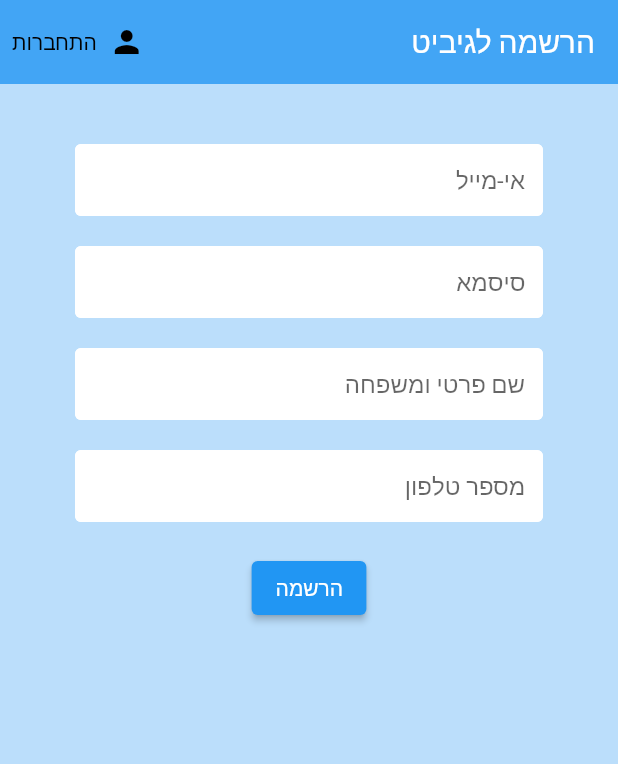
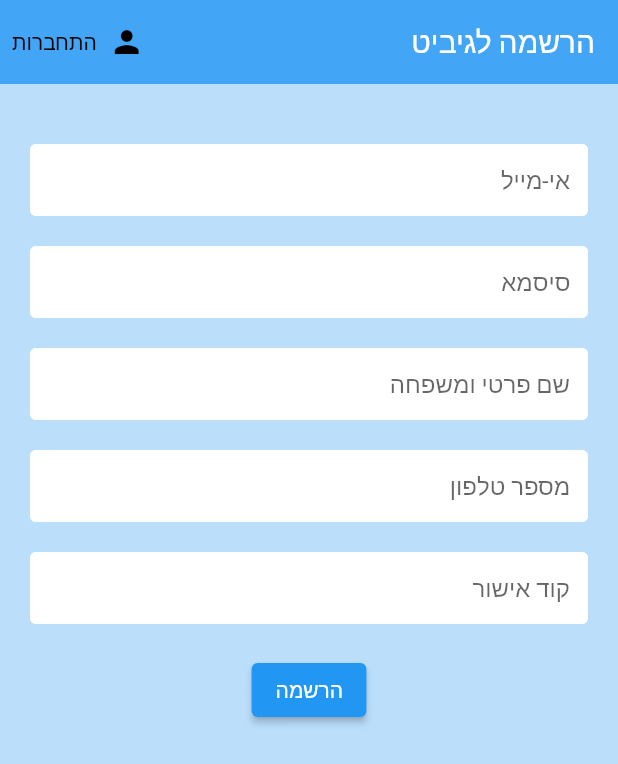
Before and after one commit to OmriColberg/GivitApp, a Flutter app: the screen it shows after launch, after a tap on "התחברות", after a tap on "הרשמה", on a phone screen of 412 x 824 dp. Shown: the top 764 px of the screen. Run offline on Flutter 3.47's test engine with Material 2 defaults, Android fonts, the light colour scheme and no system bars; our stand-ins replace cloud_firestore, firebase_auth, firebase_core, firebase_storage, flutter_datetime_picker, flutter_spinkit and 4 more; missing offline and left inert: flutter_sms; accounts and stored records are empty.

Commit message:
added a validation code for register

```diff
--- a/lib/core/shared/constant.dart
+++ b/lib/core/shared/constant.dart
@@ -5,6 +5,8 @@ const String defaultProfileUrl =
 
 const String defaultFurnitureUrl =
     'https://firebasestorage.googleapis.com/v0/b/givit-68003.appspot.com/o/default_furniture_pic.jpeg?alt=media&token=bc94060d-ab37-4582-afbd-c8aed8f92653';
+
+const String CONFIRMATION_CODE = 'givitrule';
 
 const textInputDecoration = InputDecoration(
   fillColor: Colors.white,
--- a/lib/login_feature/presentation/pages/register_page.dart
+++ b/lib/login_feature/presentation/pages/register_page.dart
@@ -56,17 +56,18 @@ class _RegisterPageState extends State<RegisterPage> {
                 ],
               ),
               body: Container(
-                padding: EdgeInsets.symmetric(vertical: 20.0, horizontal: 50.0),
+                padding: EdgeInsets.symmetric(vertical: 20, horizontal: 20),
                 child: Form(
                   key: _formKey,
+                  child: SingleChildScrollView(
                     child: Column(
                       children: <Widget>[
                         SizedBox(height: 20.0),
                         Directionality(
                           textDirection: TextDirection.rtl,
                           child: TextFormField(
-                          decoration:
-                              textInputDecoration.copyWith(hintText: 'אי-מייל'),
+                            decoration: textInputDecoration.copyWith(
+                                hintText: 'אי-מייל'),
                             validator: (val) =>
                                 val!.isEmpty ? 'הכנס/י אי-מייל' : null,
                             onChanged: (val) {
@@ -116,6 +117,20 @@ class _RegisterPageState extends State<RegisterPage> {
                           ),
                         ),
                         SizedBox(height: 20.0),
+                        Directionality(
+                          textDirection: TextDirection.rtl,
+                          child: TextFormField(
+                            decoration: textInputDecoration.copyWith(
+                                hintText: 'קוד אישור'),
+                            validator: (val) => val != CONFIRMATION_CODE
+                                ? "אנא פנה/י למנהלי העמותה על מנת לקבל את קוד האישור"
+                                : null,
+                            onChanged: (val) {
+                              setState(() => phoneNumber = val);
+                            },
+                          ),
+                        ),
+                        SizedBox(height: 20.0),
                         ElevatedButton(
                           child: Text(
                             'הרשמה',
@@ -147,6 +162,7 @@ class _RegisterPageState extends State<RegisterPage> {
                   ),
                 ),
               ),
+            ),
           );
   }
 }
--- a/pubspec.yaml
+++ b/pubspec.yaml
@@ -15,7 +15,7 @@ publish_to: 'none' # Remove this line if you wish to publish to pub.dev
 # In iOS, build-name is used as CFBundleShortVersionString while build-number used as CFBundleVersion.
 # Read more about iOS versioning at
 # https://developer.apple.com/library/archive/documentation/General/Reference/InfoPlistKeyReference/Articles/CoreFoundationKeys.html
-version: 1.0.0+1
+version: 1.0.0+2
 
 environment:
   sdk: ">=2.12.0 <3.0.0"
```
Lines whose indentation alone changed are shown as unchanged.
